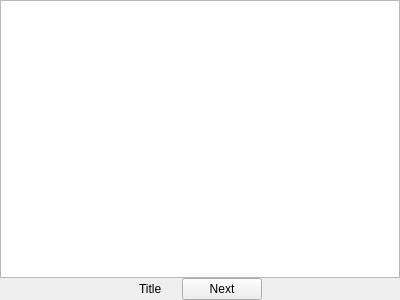
analogdevicesinc/scopy, file gui/ui/tutorial.ui: the form before one commit.
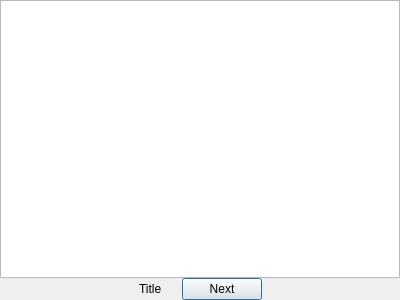
The form after the commit.

Commit message:
TutorialOverlay: Map the next button to the Enter key
Added the ability to go to the next tutorial chapter by pressing the enter key.

```diff
--- a/gui/ui/tutorial.ui
+++ b/gui/ui/tutorial.ui
@@ -79,6 +79,12 @@
        <property name="text">
         <string>Next</string>
        </property>
+       <property name="autoDefault">
+        <bool>true</bool>
+       </property>
+       <property name="default">
+        <bool>true</bool>
+       </property>
       </widget>
      </item>
      <item>
```
The commit also changes 1 other file.
